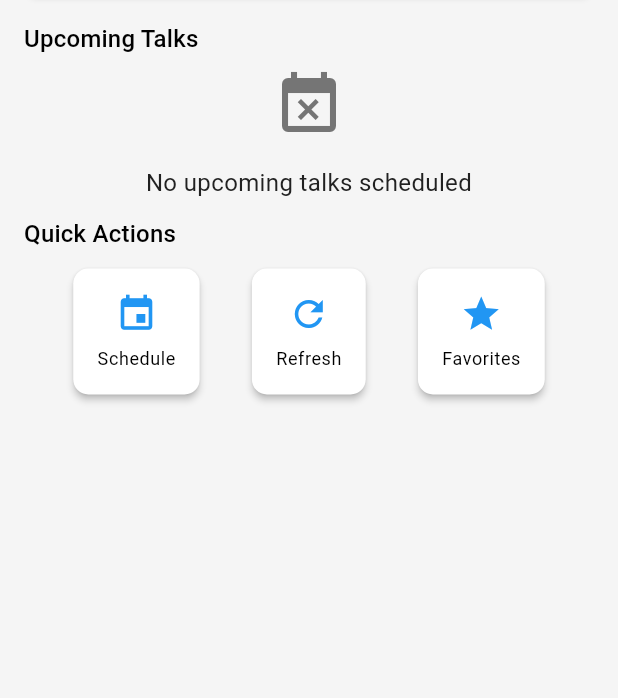
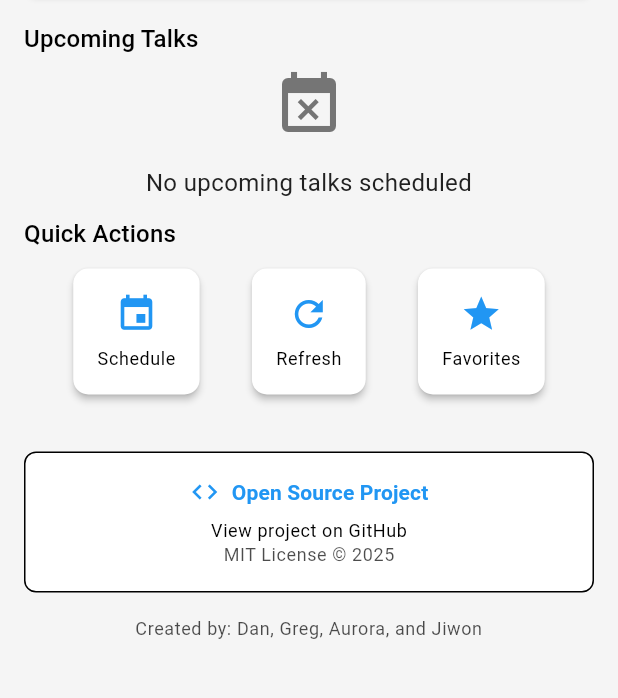
Before and after one commit to finn1817/confernece_app, a Flutter app: the HomeScreen screen opened by its route, on a phone screen of 412 x 824 dp, the part 219-917 px from its top. Run offline on Flutter 3.47's test engine with Material 3 defaults, Android fonts, the phone set to English and light mode, and no system bars; our stand-ins replace cloud_firestore, firebase_core, shared_preferences; accounts and stored records are empty.

Commit message:
update + fixes

```diff
--- a/lib/screens/home_screen.dart
+++ b/lib/screens/home_screen.dart
@@ -6,6 +6,7 @@ import 'package:conference_app/widgets/common_widgets.dart';
 import 'package:conference_app/router.dart';
 import 'package:conference_app/services/firebase_service.dart';
 import 'package:conference_app/main.dart' as main;
+import 'package:url_launcher/url_launcher.dart'; // Add this import for URL launching
 
 class HomeScreen extends StatefulWidget {
   final VoidCallback toggleTheme;
@@ -25,6 +26,9 @@ class _HomeScreenState extends State<HomeScreen> with WidgetsBindingObserver {
   List<Map<String, dynamic>> talks = [];
   // store favorite talks
   List<Map<String, dynamic>> favoriteTalks = [];
+
+  // GitHub repository URL
+  final String githubUrl = "https://github.com/finn1817/confernece_app";
 
   @override
   void initState() {
@@ -59,6 +63,20 @@ class _HomeScreenState extends State<HomeScreen> with WidgetsBindingObserver {
     setState(() {
       isAdmin = main.isAdminGlobal;
     });
+  }
+
+  // Function to launch URL
+  Future<void> _launchUrl(String url) async {
+    final Uri uri = Uri.parse(url);
+    if (!await launchUrl(uri, mode: LaunchMode.externalApplication)) {
+      if (mounted) {
+        CommonWidgets.showNotificationBanner(
+          context,
+          message: 'Could not launch $url',
+          isError: true,
+        );
+      }
+    }
   }
 
   Future<void> _loadData() async {
@@ -364,6 +382,68 @@ class _HomeScreenState extends State<HomeScreen> with WidgetsBindingObserver {
                         ),
                       ),
                     ],
+
+                    // Footer with GitHub link
+                    const SizedBox(height: 32),
+                    InkWell(
+                      onTap: () => _launchUrl(githubUrl),
+                      child: Container(
+                        width: double.infinity,
+                        padding: const EdgeInsets.symmetric(vertical: 16),
+                        decoration: BoxDecoration(
+                          color: Theme.of(context).colorScheme.surface,
+                          borderRadius: BorderRadius.circular(8),
+                          border: Border.all(
+                            color: Theme.of(context).dividerColor,
+                          ),
+                        ),
+                        child: Column(
+                          children: [
+                            Row(
+                              mainAxisAlignment: MainAxisAlignment.center,
+                              children: [
+                                Icon(
+                                  Icons.code,
+                                  size: 20,
+                                  color: Theme.of(context).colorScheme.primary,
+                                ),
+                                const SizedBox(width: 8),
+                                Text(
+                                  'Open Source Project',
+                                  style: Theme.of(context).textTheme.labelLarge?.copyWith(
+                                    color: Theme.of(context).colorScheme.primary,
+                                    fontWeight: FontWeight.bold,
+                                  ),
+                                ),
+                              ],
+                            ),
+                            const SizedBox(height: 8),
+                            Text(
+                              'View project on GitHub',
+                              style: Theme.of(context).textTheme.bodySmall,
+                            ),
+                            Text(
+                              'MIT License © 2025',
+                              style: Theme.of(context).textTheme.bodySmall?.copyWith(
+                                color: Theme.of(context).textTheme.bodySmall?.color?.withOpacity(0.7),
+                              ),
+                            ),
+                          ],
+                        ),
+                      ),
+                    ),
+                    const SizedBox(height: 16),
+                    // Credits section
+                    Center(
+                      child: Text(
+                        'Created by: Dan, Greg, Aurora, and Jiwon',
+                        style: Theme.of(context).textTheme.bodySmall?.copyWith(
+                          color: Theme.of(context).textTheme.bodySmall?.color?.withOpacity(0.7),
+                        ),
+                        textAlign: TextAlign.center,
+                      ),
+                    ),
+                    const SizedBox(height: 24),
                   ],
                 ),
               ),
--- a/lib/screens/talk_form_screen.dart
+++ b/lib/screens/talk_form_screen.dart
@@ -114,7 +114,7 @@ class _TalkFormScreenState extends State<TalkFormScreen> {
                       decoration: InputDecoration(
                         labelText: 'Date',
                         border: OutlineInputBorder(),
-                        hintText: 'ex) 01/01/2025 Month/Date/Year',
+                        hintText: 'ex) 00/00/00 Month/Date/Year',
                       ),
                       validator: _validateDateFormat,
                       keyboardType: TextInputType.datetime,
--- a/pubspec.yaml
+++ b/pubspec.yaml
@@ -39,6 +39,7 @@ dependencies:
   # The following adds the Cupertino Icons font to your application.
   # Use with the CupertinoIcons class for iOS style icons.
   cupertino_icons: ^1.0.8
+  url_launcher: ^6.3.1
 
 dev_dependencies:
   flutter_test:
```
Also changed, not shown: lib/screens/schedule_screen.dart (+43 -12 lines), pubspec.lock, 5 other files.
